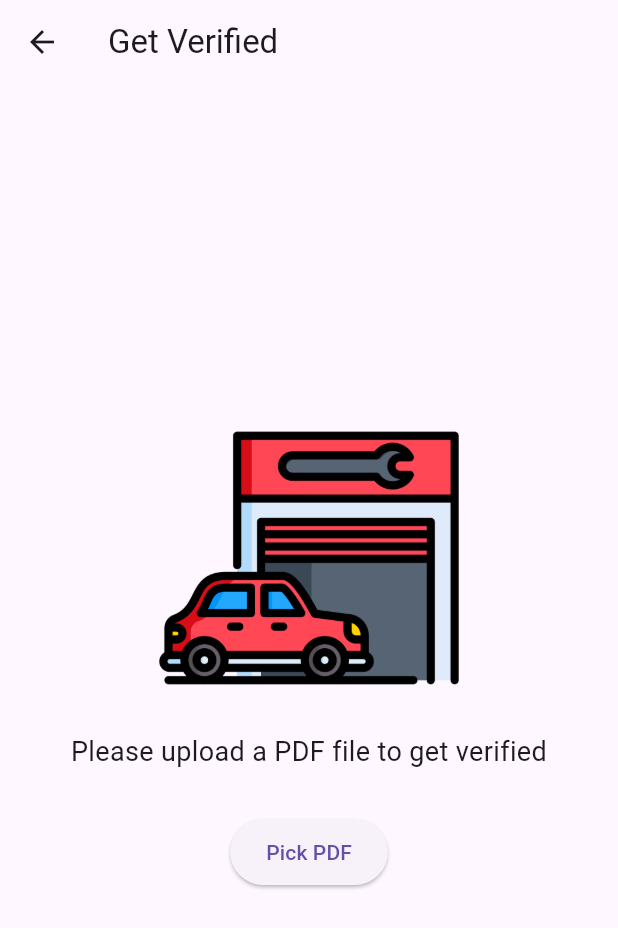
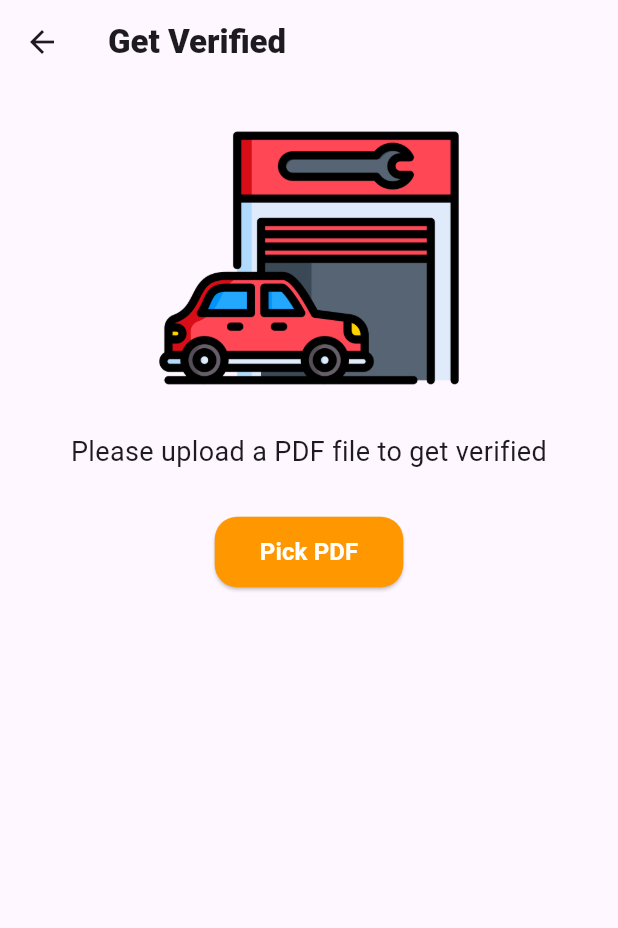
Before and after one commit to TechPyllars2024/AutoCareAutomotive, a Flutter app: the AutomotiveGetVerifiedScreen screen opened directly, on a phone screen of 412 x 824 dp. Shown: the top 928 px of the screen. Run offline on Flutter 3.47's test engine with Material 3 defaults, Android fonts, the phone set to English and light mode, and no system bars; our stand-ins replace carousel_slider, cloud_firestore, curved_navigation_bar, file_picker, firebase_auth, firebase_core and 8 more; missing offline and left inert: flutter_pannable_rating_bar, flutter_pdfview; accounts and stored records are empty.

Commit message:
feature-verification_management:updated the get_verified_services and screen

```diff
--- a/lib/ProfileManagement/models/automotive_shop_profile_model.dart
+++ b/lib/ProfileManagement/models/automotive_shop_profile_model.dart
@@ -1,5 +1,6 @@
 class AutomotiveProfileModel {
   final String uid;
+  final String serviceProviderUid;
   final String shopName;
   final String location;
   final String coverImage;
@@ -12,6 +13,7 @@ class AutomotiveProfileModel {
   // Constructor for creating an instance of AutomotiveProfileModel
   AutomotiveProfileModel({
     required this.uid,
+    required this.serviceProviderUid,
     required this.shopName,
     required this.location,
     required this.coverImage,
@@ -26,6 +28,7 @@ class AutomotiveProfileModel {
   Map<String, dynamic> toMap() {
     return {
       'uid': uid,
+      'serviceProviderUid': serviceProviderUid,
       'shopName': shopName,
       'location': location,
       'coverImage': coverImage,
@@ -41,6 +44,7 @@ class AutomotiveProfileModel {
   factory AutomotiveProfileModel.fromDocument(Map<String, dynamic> doc, String uid) {
     return AutomotiveProfileModel(
       uid: uid,
+      serviceProviderUid: doc['serviceProviderUid'] as String? ?? '',
       shopName: doc['shopName'] as String? ?? '',
       location: doc['location'] as String? ?? '',
       coverImage: doc['coverImage'] as String? ?? '',
--- a/lib/ProfileManagement/screens/automotive_edit_profile.dart
+++ b/lib/ProfileManagement/screens/automotive_edit_profile.dart
@@ -121,6 +121,7 @@ class _AutomotiveEditProfileState extends State<AutomotiveEditProfile> {
       try {
         await _automotiveShopEditProfileServices.saveProfile(
           uid: user.uid,
+          serviceProviderUid: user.uid,
           shopName: _shopNameController.text,
           location: _locationController.text,
           coverImage: _coverImage,
--- a/lib/ProfileManagement/screens/automotive_get_verified.dart
+++ b/lib/ProfileManagement/screens/automotive_get_verified.dart
@@ -1,6 +1,7 @@
 import 'package:autocare_automotiveshops/ProfileManagement/services/get_verified_services.dart';
 import 'package:flutter/material.dart';
 import 'package:flutter_pdfview/flutter_pdfview.dart';
+import 'package:path/path.dart' as path;
 import 'automotive_verification_status.dart';
 
 class AutomotiveGetVerifiedScreen extends StatefulWidget {
@@ -14,6 +15,7 @@ class _AutomotiveGetVerifiedScreenState extends State<AutomotiveGetVerifiedScree
   bool _isLoading = false;
   bool _isUploaded = false;
   String? _filePath; // To store the selected file path
+  Key _pdfKey = UniqueKey(); // Use a unique key for the PDF view
 
   Future<void> _pickFile() async {
     setState(() {
@@ -27,6 +29,7 @@ class _AutomotiveGetVerifiedScreenState extends State<AutomotiveGetVerifiedScree
       if (filePath != null && filePath.isNotEmpty) {
         setState(() {
           _filePath = filePath; // Store the selected file path
+          _pdfKey = UniqueKey(); // Force PDFView to reload
         });
       } else {
         ScaffoldMessenger.of(context).showSnackBar(
@@ -65,7 +68,7 @@ class _AutomotiveGetVerifiedScreenState extends State<AutomotiveGetVerifiedScree
         Navigator.push(
           context,
           MaterialPageRoute(
-            builder: (context) => VerificationStatusScreen(uid: 'user_uid',),
+            builder: (context) => VerificationStatusScreen(uid: 'user_uid'),
           ),
         );
       } else {
@@ -88,21 +91,16 @@ class _AutomotiveGetVerifiedScreenState extends State<AutomotiveGetVerifiedScree
   Widget build(BuildContext context) {
     return Scaffold(
       appBar: AppBar(
-        title: const Text('Get Verified'),
+        title: const Text('Get Verified',
+          style: TextStyle(fontWeight: FontWeight.w900),),
       ),
       body: Padding(
         padding: const EdgeInsets.all(16.0),
+        child: SingleChildScrollView(
           child: Center(
             child: Column(
               mainAxisAlignment: MainAxisAlignment.center,
               children: [
-              if (_isLoading)
-                const CircularProgressIndicator(),
-              if (!_isLoading && _isUploaded)
-                const Text(
-                  'SUCCESSFULLY UPLOADED THE FILE',
-                  style: TextStyle(fontSize: 16, fontWeight: FontWeight.bold, color: Colors.green),
-                ),
                 Image.asset('lib/ProfileManagement/assets/getVerifiedCar.png', height: 200),
                 const SizedBox(height: 16),
                 const Text(
@@ -118,31 +116,77 @@ class _AutomotiveGetVerifiedScreenState extends State<AutomotiveGetVerifiedScree
                     }
                   },
                   style: ElevatedButton.styleFrom(
-                  padding: const EdgeInsets.symmetric(horizontal: 24, vertical: 12),
+                    padding: const EdgeInsets.symmetric(vertical: 12, horizontal: 30),
+                    backgroundColor: Colors.orange,
+                    shape: RoundedRectangleBorder(
+                      borderRadius: BorderRadius.circular(15),
                     ),
-                child: Text(_isLoading ? 'Picking...' : 'Pick PDF'),
                   ),
+                  child: Text(
+                    _isLoading ? 'Picking...' : 'Pick PDF',
+                    style: const TextStyle(fontSize: 16, fontWeight: FontWeight.bold, color: Colors.white), // Set text style here
+                  ),
+                ),
+
                 const SizedBox(height: 16),
+
+                // Display file name if a file is selected
+                if (_filePath != null)
+                  Text(
+                    'Selected file: ${path.basename(_filePath!)}',
+                    style: const TextStyle(fontSize: 16, fontWeight: FontWeight.w500),
+                  ),
+
+                const SizedBox(height: 16),
+
                 if (_filePath != null)
                   Column(
                     children: [
-                    Container(
-                      height: 300,
+                      SizedBox(
+                        height: 400, // Adjust height as needed
                         child: PDFView(
+                          key: _pdfKey, // Use the unique key here
                           filePath: _filePath,
+                          fitPolicy: FitPolicy.BOTH, // Fit PDF to its original size within the available space
+                          onRender: (_pages) {
+                            setState(() {});
+                          },
+                          onError: (error) {
+                            ScaffoldMessenger.of(context).showSnackBar(
+                              SnackBar(content: Text('Error loading PDF: $error')),
+                            );
+                          },
                         ),
                       ),
-                    const SizedBox(height: 16),
-                    ElevatedButton(
+                      const SizedBox(height: 32),
+                      Container(
+                        margin: const EdgeInsets.only(bottom: 24),
+                        child: ElevatedButton(
                           onPressed: () {
                             if (!_isLoading) {
                               _uploadFile();
                             }
                           },
                           style: ElevatedButton.styleFrom(
-                        padding: const EdgeInsets.symmetric(horizontal: 24, vertical: 12),
+                            padding: const EdgeInsets.symmetric(vertical: 12, horizontal: 30),
+                            backgroundColor: Colors.orange,
+                            shape: RoundedRectangleBorder(
+                              borderRadius: BorderRadius.circular(15), // Set the corner radius
                             ),
-                      child: Text(_isLoading ? 'Loading...' : 'Submit'),
+                          ),
+                          child: _isLoading // Check loading state
+                              ? const SizedBox(
+                            width: 24,
+                            height: 24,
+                            child: CircularProgressIndicator(
+                              color: Colors.white, // Set indicator color
+                            ),
+                          )
+                              : const Text(
+                            'Submit',
+                            style: TextStyle(fontSize: 16, fontWeight: FontWeight.bold, color: Colors.white),
+                          ),
+                        ),
                       ),
                     ],
                   ),
@@ -150,6 +194,7 @@ class _AutomotiveGetVerifiedScreenState extends State<AutomotiveGetVerifiedScree
             ),
           ),
         ),
+      ),
     );
   }
 }
--- a/lib/ProfileManagement/services/automotive_shop_edit_profile_services.dart
+++ b/lib/ProfileManagement/services/automotive_shop_edit_profile_services.dart
@@ -41,6 +41,7 @@ class AutomotiveShopEditProfileServices {
 
   Future<void> saveProfile({
     required String uid,
+    required String serviceProviderUid,
     required String shopName,
     required String location,
     required File? coverImage,
@@ -60,6 +61,7 @@ class AutomotiveShopEditProfileServices {
       updatedData['profileImage'] = await uploadImage(profileImage, 'automotiveProfileImages/$uid.jpg');
     }
 
+    updatedData['serviceProviderUid'] = serviceProviderUid;
     updatedData['shopName'] = shopName;
     updatedData['location'] = location;
     updatedData['daysOfTheWeek'] = daysOfTheWeek;
--- a/lib/ProfileManagement/services/get_verified_services.dart
+++ b/lib/ProfileManagement/services/get_verified_services.dart
@@ -22,7 +22,7 @@ class GetVerifiedServices {
     if (result != null) {
       return result.files.single.path;
     } else {
-      return null; // No file selected
+      return null;
     }
   }
 
@@ -53,7 +53,7 @@ class GetVerifiedServices {
           dateSubmitted: DateFormat('yyyy-MM-dd').format(DateTime.now()),
           timeSubmitted: DateFormat('HH:mm').format(DateTime.now()),
           fileUrl: fileUrl,
-          verificationStatus: 'pending',
+          verificationStatus: 'Pending',
         );
 
         await FirebaseFirestore.instance
@@ -67,4 +67,5 @@ class GetVerifiedServices {
       logger.i('Failed to save verification data: $e');
     }
   }
+
 }
--- a/lib/ProfileManagement/services/profile_service.dart
+++ b/lib/ProfileManagement/services/profile_service.dart
@@ -28,6 +28,7 @@ class ProfileService {
         // Return a default profile model if no data is found
         return AutomotiveProfileModel(
           uid: user.uid,
+          serviceProviderUid: user.uid,
           shopName: '',
           location: '',
           coverImage: '',
```
Lines whose indentation alone changed are shown as unchanged.
